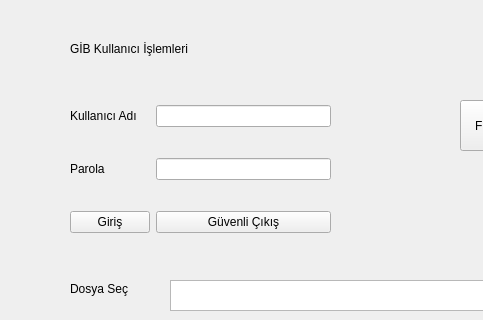
Berkayyldrm/desktop_app, file ui/main.ui: the form before one commit; both pictures show x 0 to 483 and y 0 to 320 of the 881 by 680 pixel window.
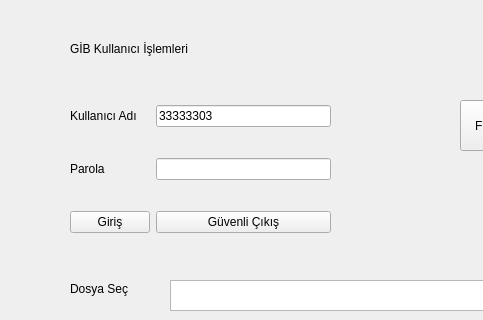
The form after the commit.

The edit to the form file:
```diff
--- a/ui/main.ui
+++ b/ui/main.ui
@@ -53,7 +53,11 @@
       </widget>
      </item>
      <item row="0" column="1">
-      <widget class="QLineEdit" name="usernameLineEdit"/>
+      <widget class="QLineEdit" name="usernameLineEdit">
+       <property name="text">
+        <string>33333303</string>
+       </property>
+      </widget>
      </item>
      <item row="2" column="1">
       <widget class="QLineEdit" name="passwordLineEdit"/>
```
Left out of the diff: 2 changed lines with no effect on the pictures.
